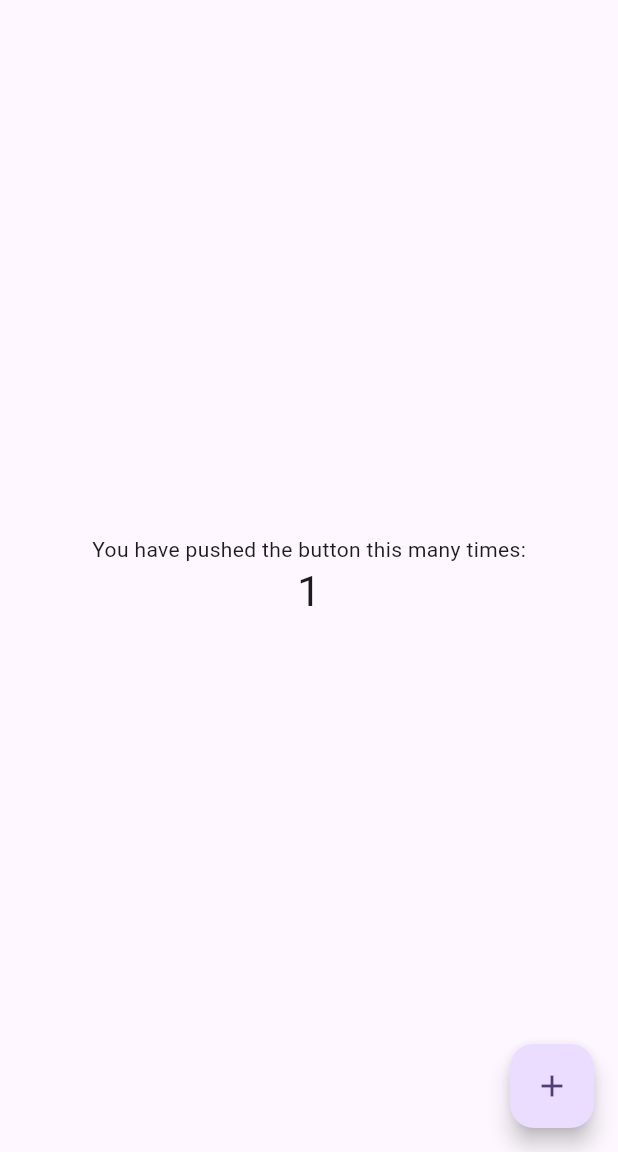
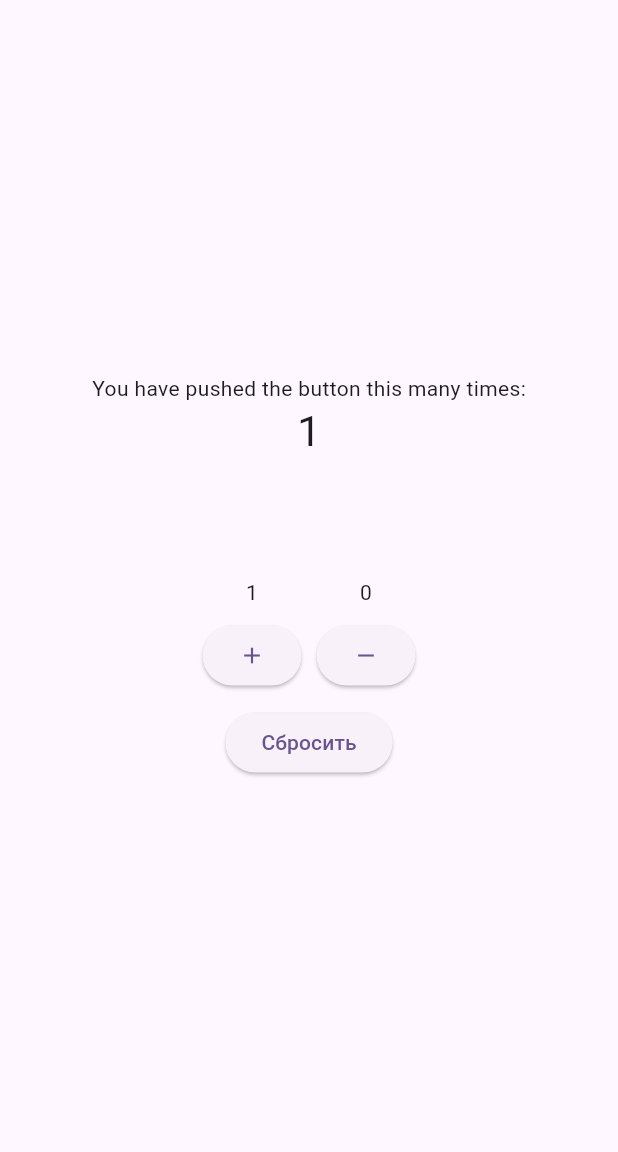
Before and after one commit to abra/surf_course, a Flutter app: the screen it shows after launch, after a tap on the "add" icon, on a phone screen of 412 x 824 dp, the part 84-1236 px from its top. Run offline on Flutter 3.47's test engine with Material 2 defaults, Android fonts, the phone set to English and light mode, and no system bars.

Commit message:
Task 8: Решение

```diff
--- a/task_8/lib/main.dart
+++ b/task_8/lib/main.dart
@@ -13,21 +13,6 @@ class MyApp extends StatelessWidget {
     return MaterialApp(
       title: 'Flutter Demo',
       theme: ThemeData(
-        // This is the theme of your application.
-        //
-        // TRY THIS: Try running your application with "flutter run". You'll see
-        // the application has a blue toolbar. Then, without quitting the app,
-        // try changing the seedColor in the colorScheme below to Colors.green
-        // and then invoke "hot reload" (save your changes or press the "hot
-        // reload" button in a Flutter-supported IDE, or press "r" if you used
-        // the command line to start the app).
-        //
-        // Notice that the counter didn't reset back to zero; the application
-        // state is not lost during the reload. To reset the state, use hot
-        // restart instead.
-        //
-        // This works for code too, not just values: Most code changes can be
-        // tested with just a hot reload.
         colorScheme: ColorScheme.fromSeed(seedColor: Colors.deepPurple),
         useMaterial3: true,
       ),
@@ -39,15 +24,6 @@ class MyApp extends StatelessWidget {
 class MyHomePage extends StatefulWidget {
   const MyHomePage({super.key, required this.title});
 
-  // This widget is the home page of your application. It is stateful, meaning
-  // that it has a State object (defined below) that contains fields that affect
-  // how it looks.
-
-  // This class is the configuration for the state. It holds the values (in this
-  // case the title) provided by the parent (in this case the App widget) and
-  // used by the build method of the State. Fields in a Widget subclass are
-  // always marked "final".
-
   final String title;
 
   @override
@@ -56,53 +32,34 @@ class MyHomePage extends StatefulWidget {
 
 class _MyHomePageState extends State<MyHomePage> {
   int _counter = 0;
+  int _increment = 0;
+  int _decrement = 0;
 
   void _incrementCounter() {
     setState(() {
-      // This call to setState tells the Flutter framework that something has
-      // changed in this State, which causes it to rerun the build method below
-      // so that the display can reflect the updated values. If we changed
-      // _counter without calling setState(), then the build method would not be
-      // called again, and so nothing would appear to happen.
-      _counter++;
+      ++_counter;
+      ++_increment;
+    });
+  }
+
+  void _decrementCounter() {
+    setState(() {
+      if (_counter - 1 >= 0) {
+        --_counter;
+      }
+      ++_decrement;
     });
   }
 
   @override
   Widget build(BuildContext context) {
-    // This method is rerun every time setState is called, for instance as done
-    // by the _incrementCounter method above.
-    //
-    // The Flutter framework has been optimized to make rerunning build methods
-    // fast, so that you can just rebuild anything that needs updating rather
-    // than having to individually change instances of widgets.
     return Scaffold(
       appBar: AppBar(
-        // TRY THIS: Try changing the color here to a specific color (to
-        // Colors.amber, perhaps?) and trigger a hot reload to see the AppBar
-        // change color while the other colors stay the same.
         backgroundColor: Theme.of(context).colorScheme.inversePrimary,
-        // Here we take the value from the MyHomePage object that was created by
-        // the App.build method, and use it to set our appbar title.
         title: Text(widget.title),
       ),
       body: Center(
-        // Center is a layout widget. It takes a single child and positions it
-        // in the middle of the parent.
         child: Column(
-          // Column is also a layout widget. It takes a list of children and
-          // arranges them vertically. By default, it sizes itself to fit its
-          // children horizontally, and tries to be as tall as its parent.
-          //
-          // Column has various properties to control how it sizes itself and
-          // how it positions its children. Here we use mainAxisAlignment to
-          // center the children vertically; the main axis here is the vertical
-          // axis because Columns are vertical (the cross axis would be
-          // horizontal).
-          //
-          // TRY THIS: Invoke "debug painting" (choose the "Toggle Debug Paint"
-          // action in the IDE, or press "p" in the console), to see the
-          // wireframe for each widget.
           mainAxisAlignment: MainAxisAlignment.center,
           children: <Widget>[
             const Text(
@@ -112,14 +69,48 @@ class _MyHomePageState extends State<MyHomePage> {
               '$_counter',
               style: Theme.of(context).textTheme.headlineMedium,
             ),
+            const SizedBox(height: 80),
+            Row(
+              mainAxisAlignment: MainAxisAlignment.center,
+              children: [
+                Column(
+                  children: [
+                    Text('$_increment'),
+                    const SizedBox(height: 8),
+                    ElevatedButton(
+                      onPressed: _incrementCounter,
+                      child: const Icon(Icons.add),
+                    ),
+                  ],
+                ),
+                const SizedBox(width: 10),
+                Column(
+                  children: [
+                    Text('$_decrement'),
+                    const SizedBox(height: 8),
+                    ElevatedButton(
+                      onPressed: _decrementCounter,
+                      child: const Icon(Icons.remove),
+                    ),
+                  ],
+                ),
+              ],
+            ),
+            const SizedBox(height: 10),
+            ElevatedButton(
+              onPressed: () {
+                // reset
+                setState(() {
+                  _increment = 0;
+                  _decrement = 0;
+                  _counter = 0;
+                });
+              },
+              child: const Text('Сбросить'),
+            ),
           ],
         ),
       ),
-      floatingActionButton: FloatingActionButton(
-        onPressed: _incrementCounter,
-        tooltip: 'Increment',
-        child: const Icon(Icons.add),
-      ), // This trailing comma makes auto-formatting nicer for build methods.
     );
   }
 }
```
